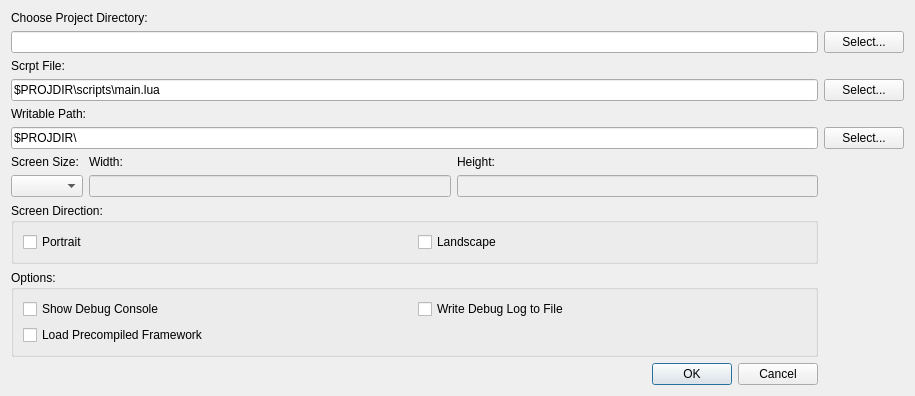
chukong/quick-cocos2d-x, file player/proj.qt/projectconfigui.ui: the form before one commit.
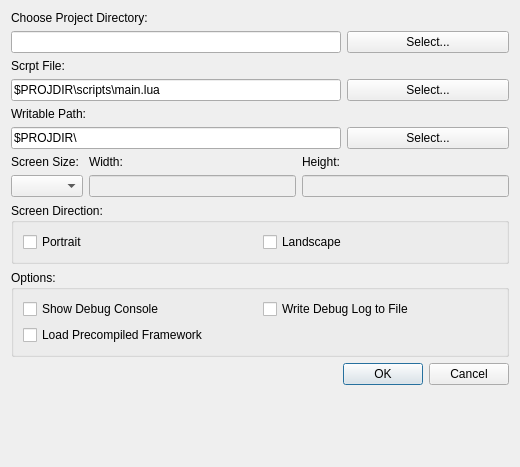
The form after the commit.

Commit message: using offset

```diff
--- a/player/proj.qt/projectconfigui.ui
+++ b/player/proj.qt/projectconfigui.ui
@@ -6,8 +6,8 @@
    <rect>
     <x>0</x>
     <y>0</y>
-    <width>915</width>
-    <height>376</height>
+    <width>520</width>
+    <height>467</height>
    </rect>
   </property>
   <property name="windowTitle">
@@ -15,7 +15,104 @@
   </property>
   <layout class="QGridLayout" name="gridLayout_5">
    <item row="0" column="0">
+    <layout class="QVBoxLayout" name="verticalLayout">
+     <item>
     <layout class="QGridLayout" name="gridLayout_4">
+       <item row="7" column="0" colspan="3">
+        <widget class="QGroupBox" name="groupBox">
+         <property name="title">
+          <string>Screen Direction:</string>
+         </property>
+         <layout class="QGridLayout" name="gridLayout_3">
+          <item row="0" column="1">
+           <widget class="QCheckBox" name="landscapeCheckBox">
+            <property name="text">
+             <string>Landscape</string>
+            </property>
+           </widget>
+          </item>
+          <item row="0" column="0">
+           <widget class="QCheckBox" name="protratCheckBox">
+            <property name="text">
+             <string>Portrait</string>
+            </property>
+           </widget>
+          </item>
+         </layout>
+        </widget>
+       </item>
+       <item row="8" column="0" colspan="3">
+        <widget class="QGroupBox" name="groupBox_2">
+         <property name="title">
+          <string>Options:</string>
+         </property>
+         <layout class="QGridLayout" name="gridLayout">
+          <property name="leftMargin">
+           <number>9</number>
+          </property>
+          <property name="topMargin">
+           <number>9</number>
+          </property>
+          <property name="rightMargin">
+           <number>9</number>
+          </property>
+          <property name="bottomMargin">
+           <number>9</number>
+          </property>
+          <item row="1" column="0">
+           <widget class="QCheckBox" name="loadPreFramework">
+            <property name="text">
+             <string>Load Precompiled Framework</string>
+            </property>
+            <property name="checked">
+             <bool>false</bool>
+            </property>
+           </widget>
+          </item>
+          <item row="0" column="1">
+           <widget class="QCheckBox" name="logToFile">
+            <property name="text">
+             <string>Write Debug Log to File</string>
+            </property>
+            <property name="checked">
+             <bool>false</bool>
+            </property>
+           </widget>
+          </item>
+          <item row="0" column="0">
+           <widget class="QCheckBox" name="showDebugConsole">
+            <property name="text">
+             <string>Show Debug Console</string>
+            </property>
+            <property name="checked">
+             <bool>false</bool>
+            </property>
+           </widget>
+          </item>
+         </layout>
+        </widget>
+       </item>
+       <item row="5" column="2">
+        <widget class="QPushButton" name="writeablePathButton">
+         <property name="text">
+          <string>Select...</string>
+         </property>
+        </widget>
+       </item>
+       <item row="1" column="2">
+        <widget class="QPushButton" name="projectDirButton">
+         <property name="text">
+          <string>Select...</string>
+         </property>
+        </widget>
+       </item>
+       <item row="3" column="2">
+        <widget class="QPushButton" name="scriptFileNameButton">
+         <property name="text">
+          <string>Select...</string>
+         </property>
+        </widget>
+       </item>
      <item row="0" column="0">
       <widget class="QLabel" name="label">
        <property name="text">
@@ -23,16 +120,6 @@
        </property>
       </widget>
      </item>
-     <item row="1" column="0">
-      <widget class="QLineEdit" name="projectDir"/>
-     </item>
-     <item row="1" column="1">
-      <widget class="QPushButton" name="projectDirButton">
-       <property name="text">
-        <string>Select...</string>
-       </property>
-      </widget>
-     </item>
      <item row="2" column="0">
       <widget class="QLabel" name="label_2">
        <property name="text">
@@ -40,42 +127,10 @@
        </property>
       </widget>
      </item>
-     <item row="3" column="0">
-      <widget class="QLineEdit" name="scriptFileName">
-       <property name="text">
-        <string>$PROJDIR\scripts\main.lua</string>
-       </property>
-      </widget>
-     </item>
-     <item row="3" column="1">
-      <widget class="QPushButton" name="scriptFileNameButton">
-       <property name="text">
-        <string>Select...</string>
-       </property>
-      </widget>
-     </item>
-     <item row="4" column="0">
-      <widget class="QLabel" name="label_3">
-       <property name="text">
-        <string>Writable Path:</string>
-       </property>
-      </widget>
-     </item>
-     <item row="5" column="0">
-      <widget class="QLineEdit" name="writablePath">
-       <property name="text">
-        <string>$PROJDIR\</string>
-       </property>
-      </widget>
-     </item>
-     <item row="5" column="1">
-      <widget class="QPushButton" name="writeablePathButton">
-       <property name="text">
-        <string>Select...</string>
-       </property>
-      </widget>
-     </item>
-     <item row="6" column="0">
+       <item row="1" column="0" colspan="2">
+        <widget class="QLineEdit" name="projectDir"/>
+       </item>
+       <item row="6" column="0" colspan="3">
       <layout class="QGridLayout" name="gridLayout_2">
        <item row="0" column="0">
         <widget class="QLabel" name="label_4">
@@ -117,81 +172,14 @@
        </item>
       </layout>
      </item>
-     <item row="7" column="0">
-      <widget class="QGroupBox" name="groupBox">
-       <property name="title">
-        <string>Screen Direction:</string>
-       </property>
-       <layout class="QGridLayout" name="gridLayout_3">
-        <item row="0" column="0">
-         <widget class="QCheckBox" name="protratCheckBox">
+       <item row="4" column="0">
+        <widget class="QLabel" name="label_3">
           <property name="text">
-           <string>Portrait</string>
+          <string>Writable Path:</string>
           </property>
          </widget>
         </item>
-        <item row="0" column="1">
-         <widget class="QCheckBox" name="landscapeCheckBox">
-          <property name="text">
-           <string>Landscape</string>
-          </property>
-         </widget>
-        </item>
-       </layout>
-      </widget>
-     </item>
-     <item row="8" column="0">
-      <widget class="QGroupBox" name="groupBox_2">
-       <property name="title">
-        <string>Options:</string>
-       </property>
-       <layout class="QGridLayout" name="gridLayout">
-        <property name="leftMargin">
-         <number>9</number>
-        </property>
-        <property name="topMargin">
-         <number>9</number>
-        </property>
-        <property name="rightMargin">
-         <number>9</number>
-        </property>
-        <property name="bottomMargin">
-         <number>9</number>
-        </property>
-        <item row="0" column="0">
-         <widget class="QCheckBox" name="showDebugConsole">
-          <property name="text">
-           <string>Show Debug Console</string>
-          </property>
-          <property name="checked">
-           <bool>false</bool>
-          </property>
-         </widget>
-        </item>
-        <item row="0" column="1">
-         <widget class="QCheckBox" name="logToFile">
-          <property name="text">
-           <string>Write Debug Log to File</string>
-          </property>
-          <property name="checked">
-           <bool>false</bool>
-          </property>
-         </widget>
-        </item>
-        <item row="1" column="0">
-         <widget class="QCheckBox" name="loadPreFramework">
-          <property name="text">
-           <string>Load Precompiled Framework</string>
-          </property>
-          <property name="checked">
-           <bool>false</bool>
-          </property>
-         </widget>
-        </item>
-       </layout>
-      </widget>
-     </item>
-     <item row="9" column="0">
+       <item row="9" column="1" colspan="2">
       <widget class="QDialogButtonBox" name="buttonBox">
        <property name="orientation">
         <enum>Qt::Horizontal</enum>
@@ -201,9 +189,23 @@
        </property>
       </widget>
      </item>
-    </layout>
-   </item>
-   <item row="1" column="0">
+       <item row="5" column="0" colspan="2">
+        <widget class="QLineEdit" name="writablePath">
+         <property name="text">
+          <string>$PROJDIR\</string>
+         </property>
+        </widget>
+       </item>
+       <item row="3" column="0" colspan="2">
+        <widget class="QLineEdit" name="scriptFileName">
+         <property name="text">
+          <string>$PROJDIR\scripts\main.lua</string>
+         </property>
+        </widget>
+       </item>
+      </layout>
+     </item>
+     <item>
     <spacer name="verticalSpacer">
      <property name="orientation">
       <enum>Qt::Vertical</enum>
@@ -215,6 +217,8 @@
       </size>
      </property>
     </spacer>
+     </item>
+    </layout>
    </item>
   </layout>
  </widget>
```
Lines whose indentation alone changed are shown as unchanged. The commit also changes 2 other files.
